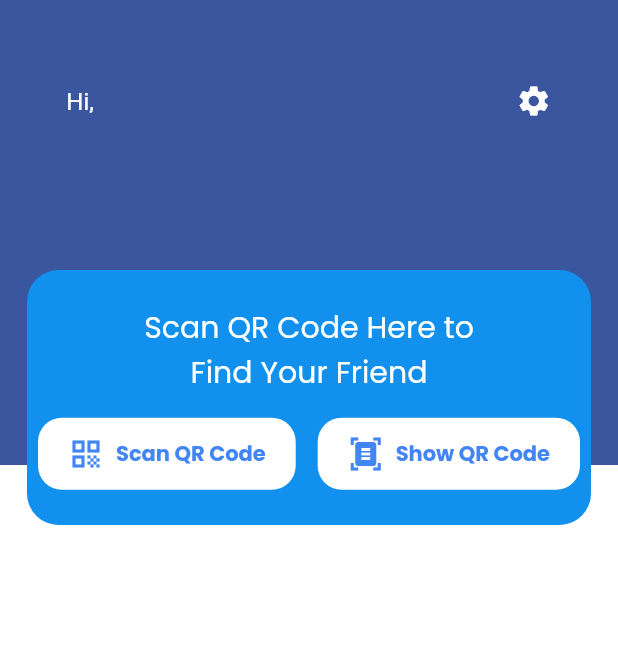
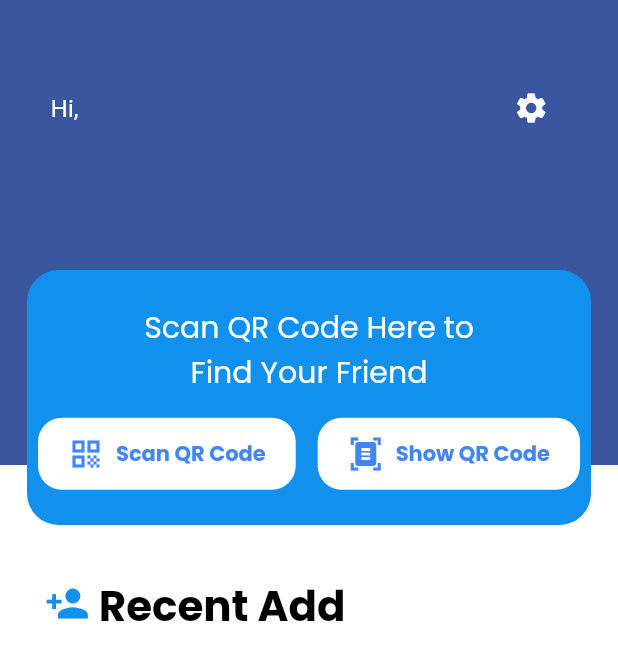
Before and after one commit to reynaldy23/CConnect, a Flutter app: the MainMenu screen opened directly, on a phone screen of 412 x 824 dp. Shown: the top 660 px of the screen. Run offline on Flutter 3.47's test engine with Material 2 defaults, Android fonts, the phone set to English and light mode, and no system bars; our stand-ins replace email_validator, firebase_auth, firebase_core, get, google_fonts, smooth_page_indicator; missing offline and left inert: ms_undraw; accounts and stored records are empty.

Commit message:
menu page completed

```diff
--- a/lib/menu_page.dart
+++ b/lib/menu_page.dart
@@ -1,5 +1,8 @@
+import 'package:cconnect/settings_page.dart';
 import 'package:flutter/material.dart';
 import 'package:firebase_auth/firebase_auth.dart';
+import 'package:get/get.dart';
+import 'package:google_fonts/google_fonts.dart';
 
 class MainMenu extends StatefulWidget {
   const MainMenu({Key? key}) : super(key: key);
@@ -26,7 +29,7 @@ class _MainMenuState extends State<MainMenu> {
                 Column(
                   //crossAxisAlignment
                   children: [
-                    const SizedBox(height: 55),
+                    const SizedBox(height: 48),
                     Row(
                       mainAxisAlignment: MainAxisAlignment.spaceAround,
                       children: [
@@ -36,10 +39,13 @@ class _MainMenuState extends State<MainMenu> {
                             style: TextStyle(fontSize: 16),
                           ),
                         ),
-                        const SizedBox(
-                          width: 100,
-                        ),
-                        const Icon(Icons.settings, color: Colors.white)
+                        const SizedBox(width: 138),
+                        IconButton(
+                          icon: const Icon(Icons.settings, color: Colors.white),
+                          onPressed: () {
+                            Get.to(() => const SettingsPage());
+                          },
+                        )
                       ],
                     ),
                   ],
@@ -113,8 +119,9 @@ class _MainMenuState extends State<MainMenu> {
                               label: const Text(
                                 'Show QR Code',
                                 style: TextStyle(
-                                    color: Color(0xFF4285F4),
-                                    fontWeight: FontWeight.bold),
+                                  color: Color(0xFF4285F4),
+                                  fontWeight: FontWeight.bold,
+                                ),
                               ),
                             ),
                           ],
@@ -126,19 +133,38 @@ class _MainMenuState extends State<MainMenu> {
               ],
             ),
           ),
-          const SizedBox(height: 100),
-          RichText(text: const TextSpan(text: 'hello'))
+          const SizedBox(height: 73),
+          Align(
+            alignment: Alignment.centerLeft,
+            child: RichText(
+              text: TextSpan(
+                children: [
+                  const TextSpan(
+                    text: '    ',
+                    style: TextStyle(fontSize: 28),
+                  ),
+                  const WidgetSpan(
+                    child: Icon(
+                      Icons.person_add,
+                      size: 30,
+                      color: Color(0xFF1190EE),
+                    ),
+                  ),
+                  TextSpan(
+                    text: ' Recent Add',
+                    style: TextStyle(
+                      color: Colors.black,
+                      fontWeight: FontWeight.bold,
+                      fontSize: 28,
+                      fontFamily: GoogleFonts.poppins().fontFamily,
+                    ),
+                  ),
+                ],
+              ),
+            ),
+          ),
         ],
       ),
     );
   }
 }
-
-// ElevatedButton.icon(
-// icon: const Icon(Icons.arrow_back, size: 32),
-// label: const Text(
-// 'Sign Out',
-// style: TextStyle(fontSize: 24),
-// ),
-// onPressed: () => FirebaseAuth.instance.signOut(),
-// ),
```
